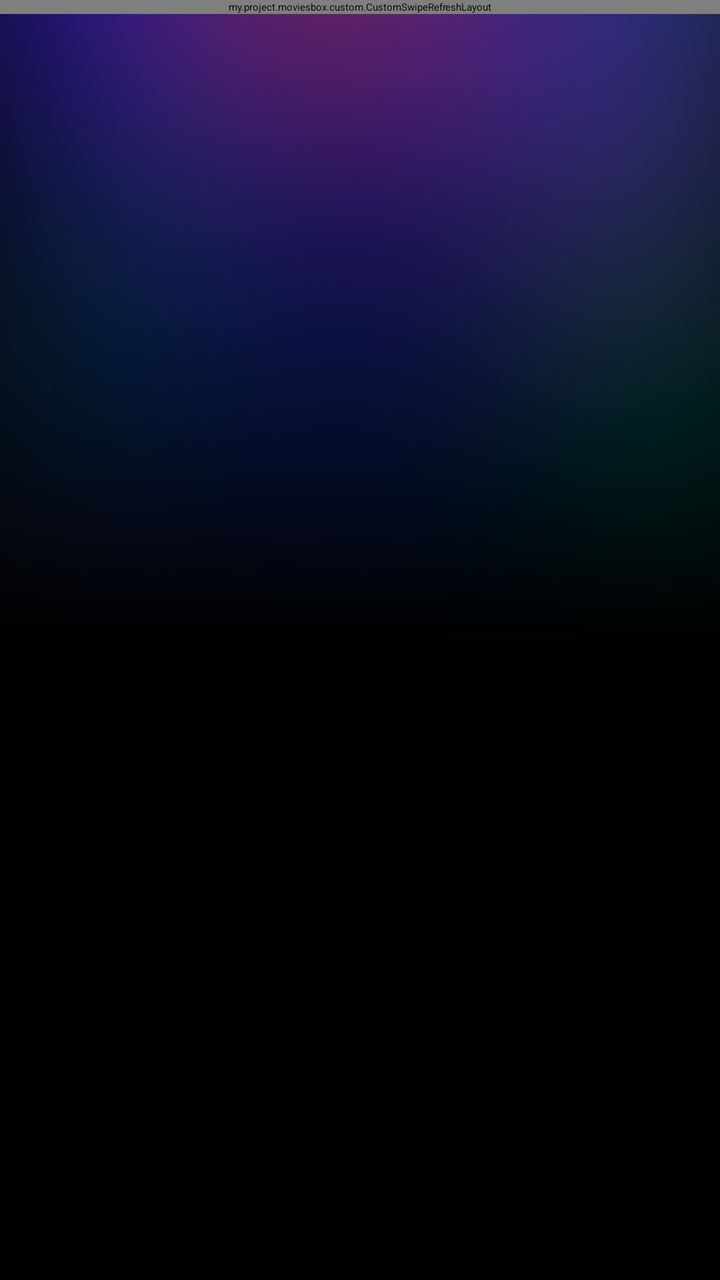
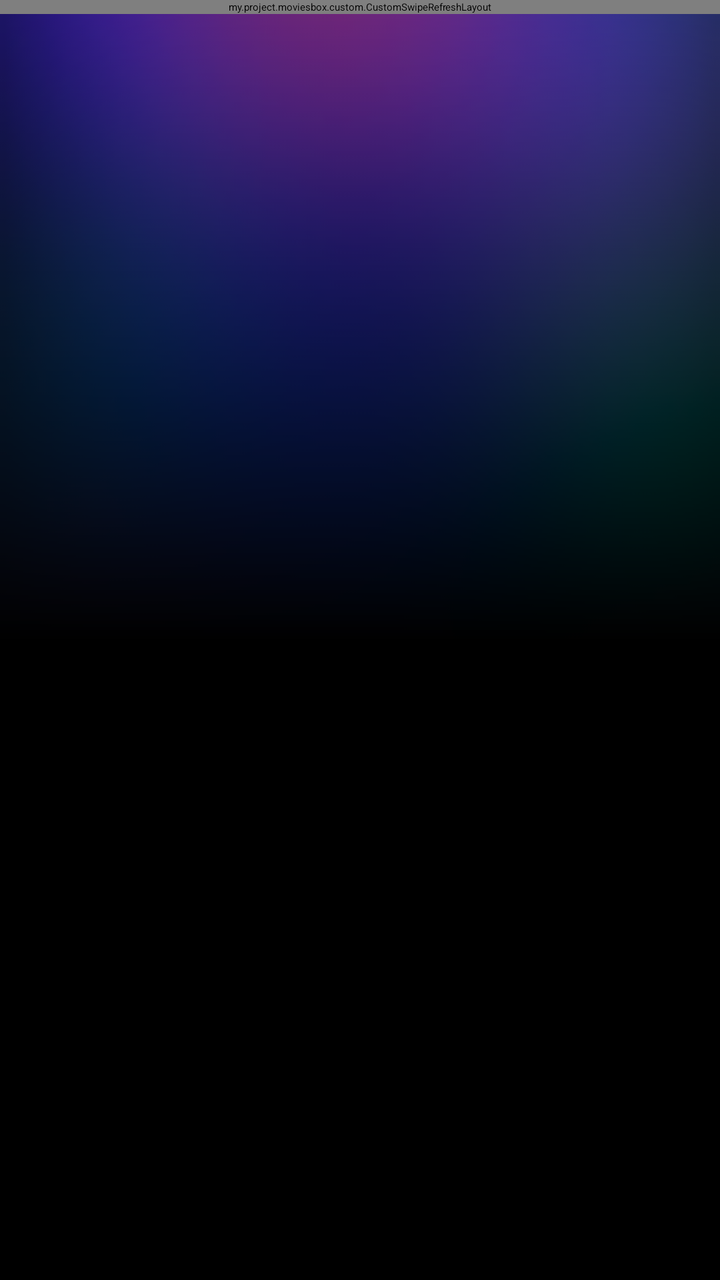

An Android layout rendered at two revisions. The XML below is the earlier revision; the diff shows what the commit changed to produce the second picture.
<!-- AndroidManifest.xml: application theme Theme.MoviesBox -->
<!-- res/layout/activity_details.xml -->
<?xml version="1.0" encoding="utf-8"?>
<androidx.coordinatorlayout.widget.CoordinatorLayout
    android:id="@+id/root"
    xmlns:android="http://schemas.android.com/apk/res/android"
    xmlns:app="http://schemas.android.com/apk/res-auto"
    android:background="@drawable/default_bg"
    android:layout_width="match_parent"
    android:layout_height="match_parent">

    <RelativeLayout
        android:layout_width="match_parent"
        android:layout_height="match_parent">

    <ImageView
        android:id="@+id/bg"
        android:scaleType="centerCrop"
        android:layout_width="match_parent"
        android:layout_height="match_parent" />

    <View
        android:layout_width="match_parent"
        android:layout_height="match_parent"
        android:background="@drawable/desc_gradient" />

    <com.google.android.material.appbar.AppBarLayout
        android:id="@+id/app_bar"
        android:layout_width="match_parent"
        android:layout_height="wrap_content"
        android:fitsSystemWindows="true"
        android:background="@null">

        <androidx.appcompat.widget.Toolbar
            android:id="@+id/toolbar"
            android:layout_width="match_parent"
            android:layout_height="?attr/actionBarSize"
            app:navigationIcon="@drawable/round_arrow_back_white_24"
            app:titleTextColor="@color/white" />

    </com.google.android.material.appbar.AppBarLayout>

    <my.project.moviesbox.custom.CustomSwipeRefreshLayout
        android:id="@+id/mSwipe"
        android:layout_below="@+id/app_bar"
        android:layout_width="match_parent"
        android:layout_height="wrap_content">

        <androidx.core.widget.NestedScrollView
            android:id="@+id/scrollview"
            android:layout_width="match_parent"
            android:layout_height="match_parent"
            android:clipToPadding="false">

            <LinearLayout
                android:id="@+id/app_bar_margin"
                android:clipChildren="true"
                android:layout_width="match_parent"
                android:layout_height="wrap_content"
                android:orientation="vertical">

                <RelativeLayout
                    android:id="@+id/desc_view"
                    android:visibility="visible"
                    android:layout_width="match_parent"
                    android:clipChildren="false"
                    android:layout_height="wrap_content">

                    <androidx.constraintlayout.widget.ConstraintLayout
                        android:id="@+id/pad_img_box"
                        android:visibility="gone"
                        android:layout_marginStart="16dp"
                        android:layout_width="wrap_content"
                        android:layout_height="220dp">

                        <com.google.android.material.card.MaterialCardView
                            android:id="@+id/img_view_type_0"
                            android:visibility="gone"
                            android:layout_width="0dp"
                            android:layout_height="0dp"
                            app:cardBackgroundColor="@android:color/transparent"
                            app:layout_constraintDimensionRatio="W,1:1.4"
                            app:layout_constraintBottom_toBottomOf="parent"
                            app:layout_constraintEnd_toEndOf="parent"
                            app:layout_constraintStart_toStartOf="parent"
                            app:layout_constraintTop_toTopOf="parent"
                            style="@style/CardTransparentView">

                            <ImageView
                                android:id="@+id/vod_img_type0"
                                android:layout_width="match_parent"
                                android:layout_height="match_parent"
                                android:scaleType="centerCrop" />

                        </com.google.android.material.card.MaterialCardView>

                        <com.google.android.material.card.MaterialCardView
                            android:id="@+id/img_view_type_1"
                            android:visibility="gone"
                            android:layout_width="0dp"
                            android:layout_height="0dp"
                            app:cardBackgroundColor="@android:color/transparent"
                            app:layout_constraintDimensionRatio="W,16:9"
                            app:layout_constraintBottom_toBottomOf="parent"
                            app:layout_constraintEnd_toEndOf="parent"
                            app:layout_constraintStart_toStartOf="parent"
                            app:layout_constraintTop_toTopOf="parent"
                            style="@style/CardTransparentView">

                            <ImageView
                                android:id="@+id/vod_img_type1"
                                android:layout_width="match_parent"
                                android:layout_height="match_parent"
                                android:scaleType="centerCrop" />

                        </com.google.android.material.card.MaterialCardView>

                    </androidx.constraintlayout.widget.ConstraintLayout>

                    <LinearLayout
                        android:layout_width="match_parent"
                        android:layout_height="match_parent"
                        android:layout_alignParentTop="true"
                        android:layout_marginStart="8dp"
                        android:layout_toEndOf="@+id/pad_img_box"
                        android:orientation="vertical">

                        <TextView
                            android:id="@+id/title"
                            android:layout_width="match_parent"
                            android:layout_height="wrap_content"
                            android:layout_marginBottom="8dp"
                            android:ellipsize="end"
                            android:maxLines="2"
                            android:shadowDx="1.0"
                            android:shadowDy="1.0"
                            android:shadowRadius="2.0"
                            android:textColor="@color/white"
                            android:textSize="18sp" />

                        

                        <TextView
                            android:id="@+id/score_view"
                            android:layout_width="wrap_content"
                            android:layout_height="wrap_content"
                            android:layout_marginBottom="8dp"
                            android:gravity="start|center_vertical"
                            android:textColor="@color/white"
                            android:textSize="14sp"
                            android:visibility="gone" />

                        <TextView
                            android:id="@+id/info"
                            android:layout_width="wrap_content"
                            android:layout_height="wrap_content"
                            android:layout_marginBottom="8dp"
                            android:gravity="start|center_vertical"
                            android:textColor="@color/white"
                            android:textSize="14sp"
                            android:visibility="gone" />

                        <TextView
                            android:id="@+id/update_time"
                            android:layout_width="wrap_content"
                            android:layout_height="wrap_content"
                            android:layout_marginBottom="8dp"
                            android:gravity="start|center_vertical"
                            android:textColor="@color/white"
                            android:textSize="14sp"
                            android:visibility="gone" />

                        <androidx.recyclerview.widget.RecyclerView
                            android:id="@+id/chip_group"
                            android:layout_width="match_parent"
                            android:layout_height="wrap_content"
                            android:clipToPadding="false"
                            android:fadingEdge="none"
                            android:fillViewport="true" />

                    </LinearLayout>

                </RelativeLayout>

                
                <LinearLayout
                    android:id="@+id/play_layout"
                    android:layout_width="match_parent"
                    android:layout_height="wrap_content"
                    android:orientation="vertical"
                    android:layout_marginTop="5dp"
                    android:padding="5dp"
                    android:visibility="visible">

                    <LinearLayout
                        android:layout_width="match_parent"
                        android:layout_height="wrap_content"
                        android:orientation="horizontal">

                        <com.google.android.material.button.MaterialButton
                            android:visibility="gone"
                            android:id="@+id/preview"
                            style="@style/Widget.Material3.Button.TextButton.Icon"
                            android:textColor="@color/white"
                            app:iconTint="@color/white"
                            app:elevation="5dp"
                            android:layout_marginLeft="2dp"
                            android:layout_marginRight="2dp"
                            android:text="@string/previewBtn"
                            app:iconGravity="top"
                            app:iconSize="24dp"
                            app:icon="@drawable/round_wallpaper_24"
                            android:layout_width="0dp"
                            android:layout_height="wrap_content"
                            android:layout_weight="1"/>

                        <com.google.android.material.button.MaterialButton
                            android:id="@+id/favorite"
                            style="@style/Widget.Material3.Button.TextButton.Icon"
                            android:textColor="@color/white"
                            app:iconTint="@color/white"
                            app:elevation="5dp"
                            android:layout_marginLeft="2dp"
                            android:layout_marginRight="2dp"
                            app:iconGravity="top"
                            app:iconSize="24dp"
                            android:layout_width="0dp"
                            android:layout_height="wrap_content"
                            android:layout_weight="1"/>

                        <com.google.android.material.button.MaterialButton
                            android:id="@+id/download"
                            style="@style/Widget.Material3.Button.TextButton.Icon"
                            android:textColor="@color/white"
                            app:iconTint="@color/white"
                            app:elevation="5dp"
                            android:layout_marginLeft="2dp"
                            android:layout_marginRight="2dp"
                            android:text="@string/downloadBtn"
                            app:iconGravity="top"
                            app:iconSize="24dp"
                            app:icon="@drawable/round_download_24"
                            android:layout_width="0dp"
                            android:layout_height="wrap_content"
                            android:layout_weight="1"/>

                        <com.google.android.material.button.MaterialButton
                            android:id="@+id/browser"
                            style="@style/Widget.Material3.Button.TextButton.Icon"
                            android:textColor="@color/white"
                            app:iconTint="@color/white"
                            app:elevation="5dp"
                            android:layout_marginLeft="2dp"
                            android:layout_marginRight="2dp"
                            android:text="@string/sourceWebPageBtn"
                            app:iconGravity="top"
                            app:iconSize="24dp"
                            app:icon="@drawable/round_language_24"
                            android:layout_width="0dp"
                            android:layout_height="wrap_content"
                            android:layout_weight="1"/>

                    </LinearLayout>

                    <com.ctetin.expandabletextviewlibrary.ExpandableTextView
                        android:id="@+id/desc"
                        android:layout_margin="10dp"
                        android:layout_width="match_parent"
                        android:layout_height="wrap_content"
                        app:ep_need_link="false"
                        app:ep_need_mention="true"
                        app:ep_need_expand="true"
                        app:ep_max_line="4"
                        android:lineSpacingExtra="4dp"
                        app:ep_need_contract="true"
                        app:ep_need_animation="true"
                        app:ep_expand_color="@color/pink100"
                        android:textColor="@color/white"
                        android:textSize="14sp" />

                    <my.project.moviesbox.custom.CustomTextView
                        android:drawableStart="@drawable/round_notification_important_24"
                        android:drawableTint="#C53A54"
                        android:layout_marginLeft="10dp"
                        android:layout_marginRight="10dp"
                        android:drawablePadding="10dp"
                        android:text="@string/doNotBelieveAnyAdsInTheVideo"
                        android:textSize="16sp"
                        android:textColor="#C53A54"
                        android:gravity="center_vertical|start"
                        android:focusable="true"
                        android:focusableInTouchMode="true"
                        android:marqueeRepeatLimit="marquee_forever"
                        android:ellipsize="marquee"
                        android:scrollHorizontally="true"
                        android:singleLine="true"
                        android:layout_width="match_parent"
                        android:layout_height="wrap_content"/>

                    <RelativeLayout
                        android:id="@+id/multi_play_layout"
                        android:layout_width="match_parent"
                        android:layout_height="wrap_content">

                        <com.google.android.material.textfield.TextInputLayout
                            android:id="@+id/multi_play_input"
                            android:layout_width="match_parent"
                            android:layout_height="wrap_content"
                            android:layout_marginTop="8dp"
                            app:endIconTint="@android:color/white"
                            app:boxStrokeColor="@color/text_input_layout_stroke_color"
                            android:hint="播放列表"
                            app:hintTextColor="@color/white"
                            android:textColorHint="@color/white"
                            style="@style/Widget.Material3.TextInputLayout.OutlinedBox.ExposedDropdownMenu">

                            <AutoCompleteTextView
                                android:id="@+id/selected_text"
                                android:focusable="false"
                                android:inputType="none"
                                android:textColor="@color/white"
                                android:popupBackground="@drawable/view_background"
                                android:layout_width="match_parent"
                                android:layout_height="wrap_content"
                                android:textSize="16sp"
                                android:textStyle="bold"/>

                        </com.google.android.material.textfield.TextInputLayout>

                    </RelativeLayout>

                    <androidx.recyclerview.widget.RecyclerView
                        android:id="@+id/drama_list"
                        android:layout_width="match_parent"
                        android:layout_height="wrap_content"
                        android:clipToPadding="false"
                        android:fadingEdge="none"
                        android:fillViewport="true"
                        android:paddingTop="5dp"
                        android:paddingBottom="5dp" />

                    <RelativeLayout
                        android:id="@+id/open_drama"
                        android:layout_width="match_parent"
                        android:layout_height="wrap_content"
                        android:layout_marginTop="4dp"
                        android:layout_marginEnd="4dp">

                        <TextView
                            android:id="@+id/last_watch"
                            android:visibility="visible"
                            app:drawableStartCompat="@drawable/round_access_time_filled_24"
                            app:drawableTint="@color/white"
                            android:drawablePadding="2dp"
                            android:layout_alignParentEnd="true"
                            android:layout_marginBottom="5dp"
                            android:layout_marginEnd="8dp"
                            android:layout_width="wrap_content"
                            android:layout_height="wrap_content"
                            android:gravity="center"
                            android:textStyle="bold"
                            android:textColor="@color/white"
                            />

                        <TextView
                            android:id="@+id/order"
                            android:layout_toStartOf="@+id/drama"
                            android:layout_below="@+id/last_watch"
                            android:layout_marginEnd="15dp"
                            app:drawableEndCompat="@drawable/round_swap_vert_24"
                            app:drawableTint="@color/white"
                            android:drawablePadding="2dp"
                            android:layout_width="wrap_content"
                            android:layout_height="wrap_content"
                            android:gravity="center"
                            android:text="@string/reverseOrderOfList"
                            android:textStyle="bold"
                            android:textColor="@color/pink200"
                            />

                        <TextView
                            android:id="@+id/drama"
                            android:layout_below="@+id/last_watch"
                            android:layout_alignParentEnd="true"
                            app:drawableEndCompat="@drawable/round_keyboard_arrow_down_24"
                            app:drawableTint="@color/white"
                            android:drawablePadding="2dp"
                            android:layout_width="wrap_content"
                            android:layout_height="wrap_content"
                            android:gravity="center"
                            android:text="@string/expandAllEpisodes"
                            android:textStyle="bold"
                            android:textColor="@color/pink200" />
                    </RelativeLayout>

                </LinearLayout>

                
                <RelativeLayout
                    android:id="@+id/error_bg"
                    android:layout_width="match_parent"
                    android:layout_height="match_parent"
                    android:background="@color/translucent"
                    android:visibility="gone">

                    <TextView
                        android:id="@+id/error_msg"
                        android:layout_width="match_parent"
                        android:layout_height="wrap_content"
                        android:layout_marginStart="8dp"
                        android:layout_marginBottom="8dp"
                        android:layout_marginEnd="8dp"
                        android:background="@drawable/parsing_error_bg"
                        android:gravity="center"
                        android:lineSpacingExtra="10dp"
                        android:ellipsize="end"
                        android:maxLines="10"
                        android:padding="10dp"
                        android:textColor="#333"
                        android:textSize="16sp" />
                    
                </RelativeLayout>

                
                <LinearLayout
                    android:id="@+id/multi_layout"
                    android:visibility="gone"
                    android:padding="5dp"
                    android:layout_width="match_parent"
                    android:layout_height="wrap_content"
                    android:orientation="vertical">

                    

                    <TextView
                        android:drawableLeft="@drawable/round_format_list_numbered_24"
                        android:layout_width="match_parent"
                        android:layout_height="wrap_content"
                        android:layout_marginStart="8dp"
                        android:layout_marginBottom="8dp"
                        android:text="@string/multipleSeasons"
                        android:drawablePadding="8dp"
                        android:textColor="@color/white"
                        android:textSize="16sp"
                        android:textStyle="bold"
                        android:gravity="center_vertical"
                        app:drawableTint="@color/white" />

                    <androidx.recyclerview.widget.RecyclerView
                        android:id="@+id/multi_list"
                        android:layout_width="match_parent"
                        android:layout_height="wrap_content"
                        android:fillViewport="true"
                        android:clipToPadding="false"
                        android:paddingBottom="5dp"
                        android:fadingEdge="none" />
                </LinearLayout>

                
                <LinearLayout
                    android:id="@+id/recommend_layout"
                    android:layout_width="match_parent"
                    android:layout_height="wrap_content"
                    android:orientation="vertical"
                    android:padding="5dp"
                    android:visibility="gone">

                    

                    <TextView
                        android:drawableLeft="@drawable/round_recommend_24"
                        android:layout_width="match_parent"
                        android:layout_height="wrap_content"
                        android:layout_marginStart="8dp"
                        android:layout_marginBottom="8dp"
                        android:text="@string/relatedSuggestion"
                        android:drawablePadding="8dp"
                        android:textColor="@color/white"
                        android:textSize="16sp"
                        android:textStyle="bold"
                        android:gravity="center_vertical"
                        app:drawableTint="@color/white"/>

                    <androidx.recyclerview.widget.RecyclerView
                        android:id="@+id/recommend_list"
                        android:layout_width="match_parent"
                        android:layout_height="wrap_content"
                        android:clipToPadding="false"
                        android:fadingEdge="none"
                        android:fillViewport="true"
                        android:paddingBottom="5dp" />
                </LinearLayout>

            </LinearLayout>

        </androidx.core.widget.NestedScrollView>

    </my.project.moviesbox.custom.CustomSwipeRefreshLayout>

    </RelativeLayout>

    <com.google.android.material.floatingactionbutton.ExtendedFloatingActionButton
        android:id="@+id/detailFab"
        android:visibility="gone"
        android:layout_width="wrap_content"
        android:layout_height="wrap_content"
        android:layout_margin="16dp"
        app:layout_anchorGravity="bottom|end"
        app:layout_anchor="@id/mSwipe"
        android:textColor="@color/white"
        app:iconTint="@color/white"
        app:backgroundTint="@color/pink200" />
</androidx.coordinatorlayout.widget.CoordinatorLayout>
<!-- resources referenced by this layout -->
<resources>
  <color name="pink100">#f8bbd0</color>
  <color name="pink200">#f48fb1</color>
  <color name="translucent" tools:ignore="MissingDefaultResource">#01000000</color>
  <color name="white">#FFFFFFFF</color>
  <!-- drawable desc_gradient (drawable) -->
  <?xml version="1.0" encoding="utf-8"?>
  <shape xmlns:android="http://schemas.android.com/apk/res/android"
      android:shape="rectangle">
      <gradient
          android:angle="270"
          android:centerColor="#000000"
          android:endColor="#000000"
          android:startColor="#40000000" />
      <corners android:radius="0dp" />
  
  </shape>
  <!-- drawable round_swap_vert_24 (drawable) -->
  <vector android:height="24dp" android:tint="#FFFFFF"
      android:viewportHeight="24" android:viewportWidth="24"
      android:width="24dp" xmlns:android="http://schemas.android.com/apk/res/android">
      <path android:fillColor="@android:color/white" android:pathData="M16,17.01V11c0,-0.55 -0.45,-1 -1,-1s-1,0.45 -1,1v6.01h-1.79c-0.45,0 -0.67,0.54 -0.35,0.85l2.79,2.78c0.2,0.19 0.51,0.19 0.71,0l2.79,-2.78c0.32,-0.31 0.09,-0.85 -0.35,-0.85H16zM8.65,3.35L5.86,6.14c-0.32,0.31 -0.1,0.85 0.35,0.85H8V13c0,0.55 0.45,1 1,1s1,-0.45 1,-1V6.99h1.79c0.45,0 0.67,-0.54 0.35,-0.85L9.35,3.35c-0.19,-0.19 -0.51,-0.19 -0.7,0z"/>
  </vector>
  <!-- drawable view_background (drawable) -->
  <?xml version="1.0" encoding="UTF-8"?>
  <shape xmlns:android="http://schemas.android.com/apk/res/android">
      <solid android:color="#F3EAEB"/>
      <corners android:radius="4dp"/>
  </shape>
  <string name="doNotBelieveAnyAdsInTheVideo">资源来自网站，不要相信视频中的任何广告！</string>
  <string name="downloadBtn">下载</string>
  <string name="expandAllEpisodes">展开全部</string>
  <string name="multipleSeasons">相关剧集</string>
  <string name="previewBtn">预览封面</string>
  <string name="relatedSuggestion">相关推荐</string>
  <string name="reverseOrderOfList">列表反序</string>
  <string name="sourceWebPageBtn">源网页</string>
  <style name="CardTransparentView" parent="Widget.Material3.CardView.Elevated">
          <item name="cardBackgroundColor">@color/translucent</item>
          <item name="strokeColor">@null</item>
          <item name="cardElevation">0dp</item>
          
          <item name="shapeAppearance">@style/ShapeAppearance.DefaultCard</item>
      </style>
  <style name="ShapeAppearance.DefaultCard" parent="ShapeAppearance.Material3.MediumComponent">
          <item name="cornerSize">4dp</item>
      </style>
  <color name="pink500">#e91e63</color>
  <color name="light_color_primary">#f3eaeb</color>
  <color name="light_text_color">#000000</color>
  <color name="black">#FF000000</color>
  <style name="TextAppearance.App.BodyLarge" parent="TextAppearance.Material3.BodyLarge">
          <item name="android:textColor">@color/light_text_color</item>
      </style>
  <style name="Widget.App.Switch" parent="Widget.Material3.CompoundButton.MaterialSwitch">
          <item name="materialThemeOverlay">@style/ThemeOverlay.App.Switch</item>
      </style>
  <style name="ThemeOverlay.App.BottomSheetDialog" parent="ThemeOverlay.Material3.BottomSheetDialog">
          <item name="android:navigationBarColor" tools:ignore="NewApi">@android:color/transparent</item>
      </style>
  <style name="ThemeOverlay.App.Switch" parent="">
          <item name="colorPrimaryContainer">@color/pink100</item>
          <item name="colorPrimary">@color/pink200</item>
      </style>
  <color name="night_color_primary">#303030</color>
  <style name="ShapeAppearance.App.SmallComponent" parent="ShapeAppearance.Material3.SmallComponent">
          <item name="cornerFamily">rounded</item>
          <item name="cornerSize">8dp</item>
      </style>
  <!-- unchanged entries left out for length: 14 -->
</resources>

<!-- the commit's change to res/layout/activity_details.xml (unified diff, before → after) -->
@@ -365,7 +365,7 @@
                             android:layout_toStartOf="@+id/drama"
                             android:layout_below="@+id/last_watch"
                             android:layout_marginEnd="15dp"
-                            app:drawableEndCompat="@drawable/round_swap_vert_24"
+                            app:drawableEndCompat="@drawable/round_sort_by_alpha_24"
                             app:drawableTint="@color/white"
                             android:drawablePadding="2dp"
                             android:layout_width="wrap_content"
<!-- resource entries referenced after the edit -->
@@ -12,15 +12,14 @@
           android:angle="270"
           android:centerColor="#000000"
           android:endColor="#000000"
-          android:startColor="#40000000" />
+          android:startColor="#20000000" />
       <corners android:radius="0dp" />
-  
   </shape>
-  <!-- drawable round_swap_vert_24 (drawable) -->
-  <vector android:height="24dp" android:tint="#FFFFFF"
-      android:viewportHeight="24" android:viewportWidth="24"
-      android:width="24dp" xmlns:android="http://schemas.android.com/apk/res/android">
-      <path android:fillColor="@android:color/white" android:pathData="M16,17.01V11c0,-0.55 -0.45,-1 -1,-1s-1,0.45 -1,1v6.01h-1.79c-0.45,0 -0.67,0.54 -0.35,0.85l2.79,2.78c0.2,0.19 0.51,0.19 0.71,0l2.79,-2.78c0.32,-0.31 0.09,-0.85 -0.35,-0.85H16zM8.65,3.35L5.86,6.14c-0.32,0.31 -0.1,0.85 0.35,0.85H8V13c0,0.55 0.45,1 1,1s1,-0.45 1,-1V6.99h1.79c0.45,0 0.67,-0.54 0.35,-0.85L9.35,3.35c-0.19,-0.19 -0.51,-0.19 -0.7,0z"/>
+  <!-- drawable round_sort_by_alpha_24 (drawable) -->
+  <vector xmlns:android="http://schemas.android.com/apk/res/android" android:height="24dp" android:tint="#000000" android:viewportHeight="24" android:viewportWidth="24" android:width="24dp">
+        
+      <path android:fillColor="@android:color/white" android:pathData="M12.93,2.65c-0.2,-0.2 -0.51,-0.2 -0.71,0l-2.01,2.01h4.72l-2,-2.01zM12.23,21.35c0.2,0.2 0.51,0.2 0.71,0l1.98,-1.98h-4.66l1.97,1.98zM10.98,17.73c0.6,0 1.01,-0.6 0.79,-1.16L8.04,7.03c-0.18,-0.46 -0.63,-0.76 -1.12,-0.76 -0.49,0 -0.94,0.3 -1.12,0.76l-3.74,9.53c-0.22,0.56 0.19,1.16 0.79,1.16 0.35,0 0.67,-0.22 0.8,-0.55l0.71,-1.9h5.11l0.71,1.9c0.13,0.34 0.45,0.56 0.8,0.56zM4.97,13.64l1.94,-5.18 1.94,5.18L4.97,13.64zM21.05,16.14h-5.33l5.72,-8.29c0.46,-0.66 -0.02,-1.57 -0.82,-1.57h-6.48c-0.44,0 -0.79,0.36 -0.79,0.8v0.01c0,0.44 0.36,0.8 0.79,0.8h5.09l-5.73,8.28c-0.46,0.66 0.02,1.57 0.82,1.57h6.72c0.44,0 0.79,-0.36 0.79,-0.79 0.02,-0.45 -0.34,-0.81 -0.78,-0.81z"/>
+      
   </vector>
   <!-- drawable view_background (drawable) -->
   <?xml version="1.0" encoding="UTF-8"?>
